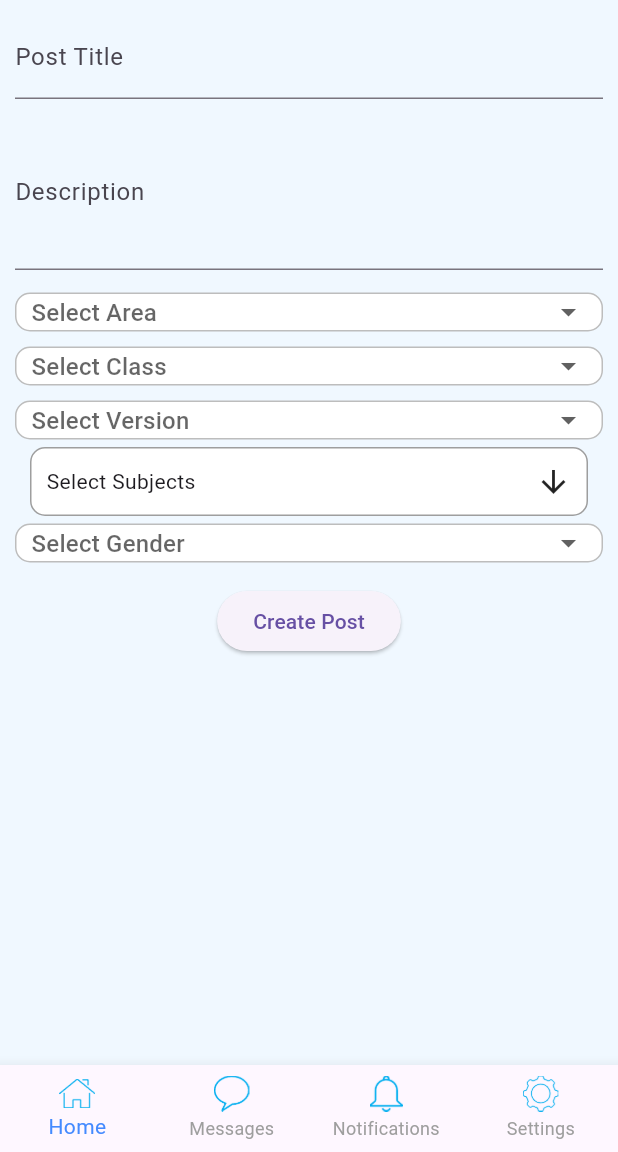
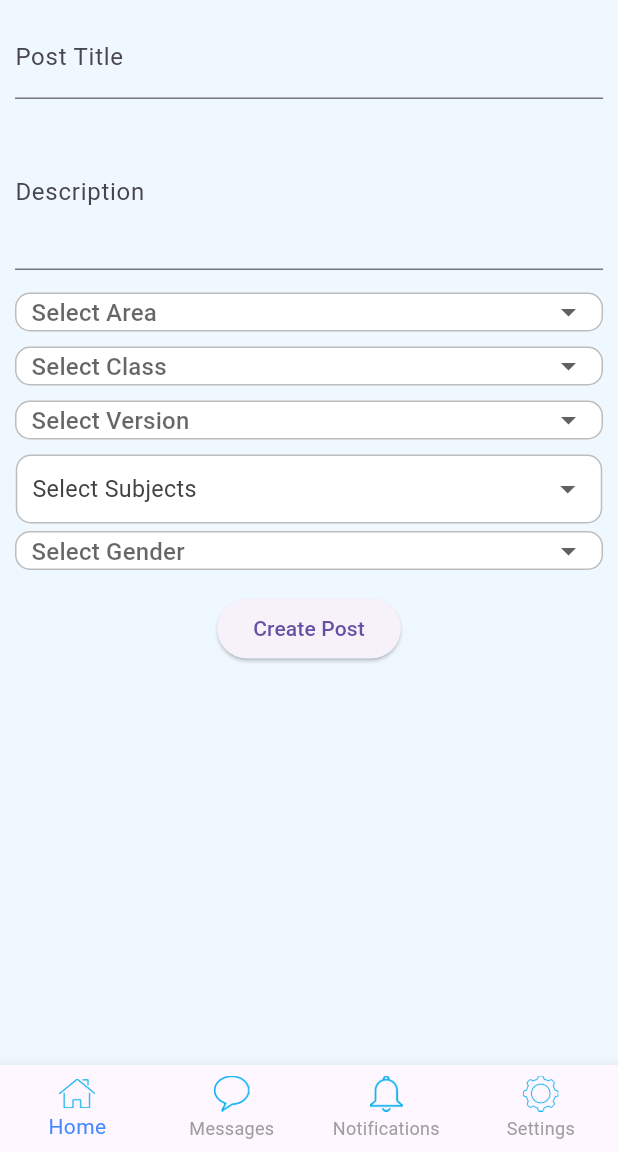
Before and after one commit to tuwuli07/Tutorly, a Flutter app: the CreatePostPage screen opened directly, on a phone screen of 412 x 824 dp, the part 84-1236 px from its top. Run offline on Flutter 3.47's test engine with Material 3 defaults, Android fonts, the phone set to English and light mode, and no system bars; drawn by our look-alikes of multi_select_flutter; our stand-ins replace cloud_firestore, firebase_auth, firebase_core; accounts and stored records are empty.

```diff
--- a/lib/post_create.dart
+++ b/lib/post_create.dart
@@ -202,7 +202,6 @@ class _CreatePostPageState extends State<CreatePostPage> {
               maxLines: 3,
             ),
             SizedBox(height: 10),
-            // Using Flexible instead of Expanded
             Flexible(
               child: SingleChildScrollView(
                 child: Column(
@@ -216,23 +215,29 @@ class _CreatePostPageState extends State<CreatePostPage> {
                     buildFilterDropdown("Select Version", postController.versions, (value) {
                       setState(() => postController.selectedVersion = value);
                     }),
+                    SizedBox(height: 5),
                     Padding(
-                      padding: const EdgeInsets.symmetric(horizontal: 10),
+                      padding: const EdgeInsets.symmetric(horizontal: 0.5),
                       child: MultiSelectDialogField(
                         items: postController.subjects
                             .map((subject) => MultiSelectItem<String>(subject, subject))
                             .toList(),
                         title: const Text("Select Subjects"),
-                        buttonText: const Text("Select Subjects"),
-                        initialValue: postController.selectedSubjects, // Bind selected values
+                        buttonText: Text("Select Subjects",
+                          style: TextStyle(color: Colors.grey.shade800, fontSize: 15.5),
+                        ),
+                        selectedColor: Colors.blue.shade700,
+                        backgroundColor: Colors.white,
+                        initialValue: postController.selectedSubjects,
                         onConfirm: (values) {
                           setState(() => postController.selectedSubjects = values);
                         },
                         decoration: BoxDecoration(
                           color: Colors.white,
                           borderRadius: BorderRadius.circular(10),
-                          border: Border.all(color: Colors.grey),
+                          border: Border.all(color: Colors.grey.shade400),
                         ),
+                        buttonIcon: Icon(Icons.arrow_drop_down, color: Colors.grey.shade700),
                       ),
                     ),
                     buildFilterDropdown("Select Gender", postController.genders, (value) {
--- a/lib/profile.dart
+++ b/lib/profile.dart
@@ -263,7 +263,7 @@ class _ProfileScreenState extends State<ProfileScreen> {
         },
       ),
       bottomNavigationBar: BottomNavigationBar(
-        type: BottomNavigationBarType.fixed, // Consistent alignment
+        type: BottomNavigationBarType.fixed,
         currentIndex: selectedIndex == -1 ? 0 : selectedIndex,
         onTap: (index) {
           setState(() {
@@ -287,8 +287,8 @@ class _ProfileScreenState extends State<ProfileScreen> {
           BottomNavigationBarItem(
             icon: Image.asset(
               selectedIndex == 0
-                  ? 'lib/icons/home_selected.png' // Icon when selected
-                  : 'lib/icons/home_unselected.png', // Icon when unselected
+                  ? 'lib/icons/home_selected.png'
+                  : 'lib/icons/home_unselected.png',
               width: 24,
               height: 24,
             ),
--- a/lib/settings.dart
+++ b/lib/settings.dart
@@ -253,7 +253,7 @@ class _SettingsPageState extends State<SettingsPage> {
             },
           ),
           settingsCard(
-            Icons.person,
+            Icons.account_circle_outlined,
             "Change Username",
             () {
               SettingsController.editUsername(context);
@@ -288,7 +288,7 @@ class _SettingsPageState extends State<SettingsPage> {
             },
           ),
           settingsCard(
-            Icons.people_alt_outlined,
+            Icons.school_outlined,
             "Change Educational Qualification",
                 () {
               SettingsController.editEducation(context);
```
Also changed, not shown: lib/chat_screen.dart (+91 -1 lines), 4 other files.
